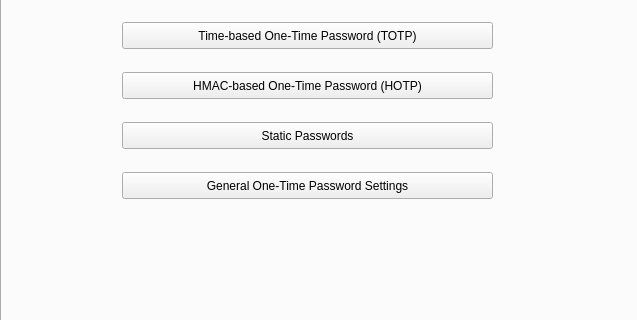
Before: the Qt Designer form mainwindow.ui in Nitrokey/nitrokey-app, drawn with Qt 5; both pictures show x 0 to 637 and y 114 to 434 of the 637 by 550 pixel window.
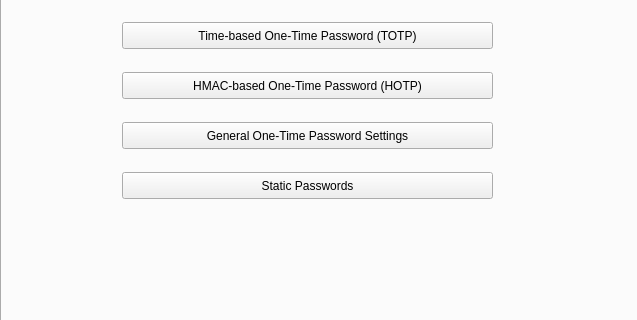
After: the same form once the commit is applied. The open tabs and pages were chosen to show the change. Icons and pictures are not drawn.

Patch:
```diff
--- a/mainwindow.ui
+++ b/mainwindow.ui
@@ -54,7 +54,7 @@
       <property name="geometry">
        <rect>
         <x>120</x>
-        <y>260</y>
+        <y>210</y>
         <width>371</width>
         <height>27</height>
        </rect>
@@ -67,7 +67,7 @@
       <property name="geometry">
        <rect>
         <x>120</x>
-        <y>210</y>
+        <y>260</y>
         <width>371</width>
         <height>27</height>
        </rect>
```
Left out of the diff: 2 changed lines with no effect on the pictures.
